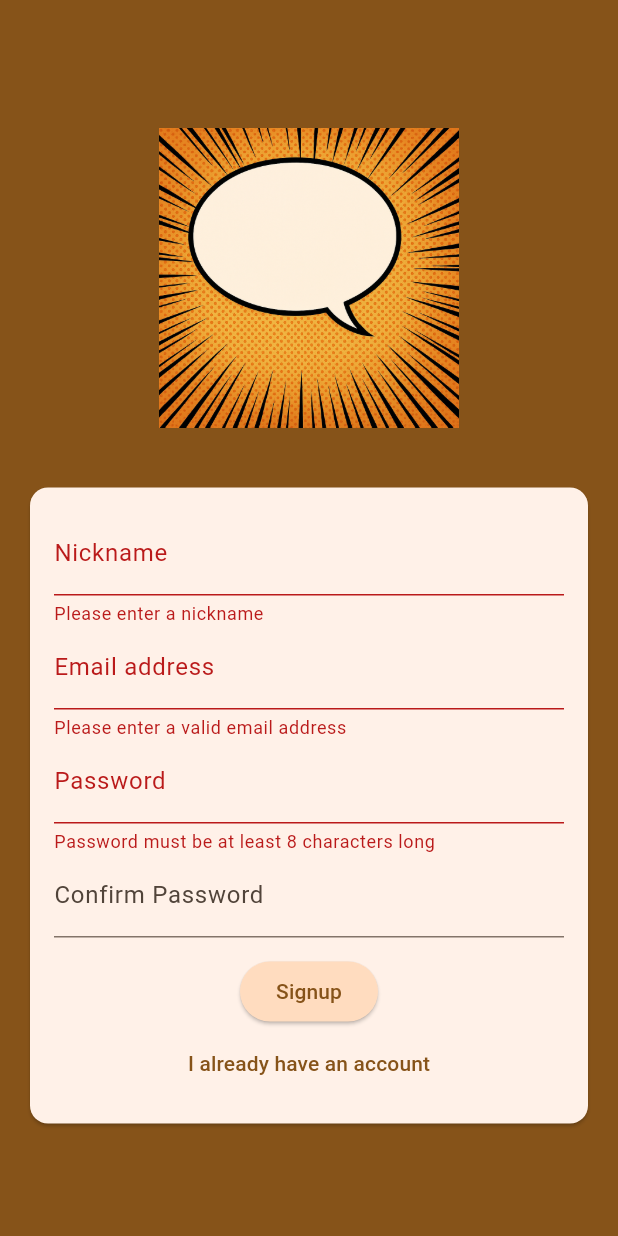
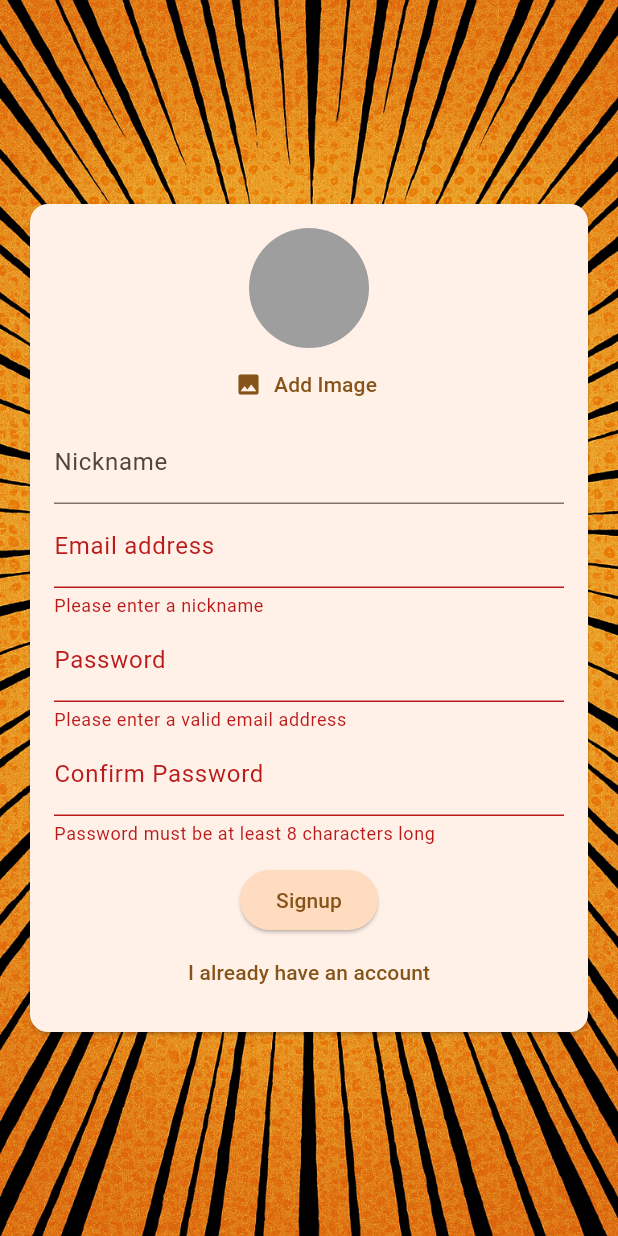
Before and after one commit to az01r/my-chat-app, a Flutter app: the screen it shows after launch, after a tap on "Login", after a tap on "Create an account", on a phone screen of 412 x 824 dp. Run offline on Flutter 3.47's test engine with Material 3 defaults, Android fonts, the phone set to English and light mode, and no system bars; our stand-ins replace flutter_dotenv, flutter_secure_storage, image_picker, jwt_decoder, rxdart.

Commit message:
Submit validation improved, starting profile image picker

```diff
--- a/lib/main.dart
+++ b/lib/main.dart
@@ -23,8 +23,8 @@ class App extends StatelessWidget {
             seedColor: const Color.fromARGB(255, 59, 43, 28)),
       ),
       home: StreamBuilder(
-        stream: kAuthService.authStateChanges,
-        initialData: kAuthService.currentState,
+        stream: authService.authStateChanges,
+        initialData: authService.currentState,
         builder: (ctx, snapshot) {
           if (snapshot.connectionState == ConnectionState.waiting) {
             return const SplashScreen();
--- a/lib/screens/auth.dart
+++ b/lib/screens/auth.dart
@@ -1,3 +1,6 @@
+import 'dart:io';
+
+import 'package:chat_app/widgets/user_image_picker.dart';
 import 'package:flutter/material.dart';
 import 'package:chat_app/services/auth_service.dart';
 
@@ -16,23 +19,36 @@ class _AuthScreenState extends State<AuthScreen> {
   var _enteredEmail = '';
   var _enteredPassword = '';
   var _enteredConfirmPassword = '';
+  File? _selectedImage;
 
   void _submit() async {
     final isValid = _form.currentState!.validate();
-    if (!isValid) return;
+
+    try {
+      if (!isValid) {
+        return;
+      }
+      if (!_isLogin) {
+        if (_enteredPassword != _enteredConfirmPassword) {
+          throw Exception('Passwords do not match.');
+        }
+        if (_selectedImage == null) {
+          throw Exception('Please, insert a profile image.');
+        }
+      }
 
       _form.currentState!.save();
 
-    try {
       if (_isLogin) {
-        await kAuthService.login(
+        await authService.login(
             email: _enteredEmail, password: _enteredPassword);
       } else {
-        await kAuthService.signup(
+        await authService.signup(
             nickname: _enteredNickname,
             email: _enteredEmail,
             password: _enteredPassword,
-            confirmPassword: _enteredConfirmPassword);
+            confirmPassword: _enteredConfirmPassword,
+            profileImage: _selectedImage!);
       }
     } catch (error) {
       if (mounted) {
@@ -50,22 +66,33 @@ class _AuthScreenState extends State<AuthScreen> {
   @override
   Widget build(BuildContext context) {
     return Scaffold(
-      backgroundColor: Theme.of(context).colorScheme.primary,
-      body: Center(
+      backgroundColor: Colors.transparent,
+      body: Stack(
+        children: [
+          Positioned.fill(
+            child: Image.asset(
+              'assets/images/chat.png',
+              fit: BoxFit.cover, // Fills the screen, might crop image
+              // Other BoxFit options:
+              // BoxFit.fill (stretches, might distort aspect ratio)
+              // BoxFit.contain (ensures whole image visible, might leave empty space)
+            ),
+          ),
+          Center(
             child: SingleChildScrollView(
               child: Column(
                 mainAxisAlignment: MainAxisAlignment.center,
                 children: [
-              Container(
-                margin: const EdgeInsets.only(
-                  top: 30,
-                  bottom: 20,
-                  left: 20,
-                  right: 20,
-                ),
-                width: 200,
-                child: Image.asset('assets/images/chat.png'),
-              ),
+                  // Container(
+                  //   margin: const EdgeInsets.only(
+                  //     top: 30,
+                  //     bottom: 20,
+                  //     left: 20,
+                  //     right: 20,
+                  //   ),
+                  //   width: 200,
+                  //   child: Image.asset('assets/images/chat.png'),
+                  // ),
                   Card(
                     margin: const EdgeInsets.all(20),
                     child: SingleChildScrollView(
@@ -76,6 +103,12 @@ class _AuthScreenState extends State<AuthScreen> {
                           child: Column(
                             mainAxisSize: MainAxisSize.min,
                             children: [
+                              if (!_isLogin)
+                                UserImagePicker(
+                                  onPickImage: (pickedImage) {
+                                    _selectedImage = pickedImage;
+                                  },
+                                ),
                               TextFormField(
                                 decoration: const InputDecoration(
                                   labelText: 'Nickname',
@@ -166,6 +199,8 @@ class _AuthScreenState extends State<AuthScreen> {
               ),
             ),
           ),
+        ],
+      ),
     );
   }
 }
--- a/lib/screens/chat.dart
+++ b/lib/screens/chat.dart
@@ -12,7 +12,7 @@ class ChatScreen extends StatelessWidget {
         actions: [
           IconButton(
             onPressed: () {
-              kAuthService.logout();
+              authService.logout();
             },
             icon: Icon(
               Icons.exit_to_app,
--- a/lib/services/auth_service.dart
+++ b/lib/services/auth_service.dart
@@ -1,5 +1,6 @@
 import 'dart:async';
 import 'dart:convert';
+import 'dart:io';
 
 import 'package:flutter_secure_storage/flutter_secure_storage.dart';
 import 'package:http/http.dart' as http;
@@ -7,7 +8,7 @@ import 'package:rxdart/rxdart.dart';
 import 'package:flutter_dotenv/flutter_dotenv.dart';
 import 'package:jwt_decoder/jwt_decoder.dart';
 
-final kAuthService = AuthService();
+final authService = AuthService();
 
 // Simple class to hold auth state (could be more complex)
 class AuthState {
@@ -21,8 +22,8 @@ class AuthState {
 
 class AuthService {
   // Use BehaviorSubject to replay the last state
-  final _authStateController =
-      BehaviorSubject<AuthState>.seeded(AuthState(userId: null, token: null)); // Start unauthenticated
+  final _authStateController = BehaviorSubject<AuthState>.seeded(
+      AuthState(userId: null, token: null)); // Start unauthenticated
   final _storage = const FlutterSecureStorage();
   final String _backendUrl =
       '${dotenv.env['BACKEND_URL']}:${dotenv.env['BACKEND_PORT']}';
@@ -58,19 +59,14 @@ class AuthService {
     }
   }
 
-  // --- API Methods ---
-
   Future<void> signup({
     required String nickname,
     required String email,
     required String password,
     required String confirmPassword,
+    required File profileImage,
   }) async {
     final url = Uri.parse('$_backendUrl/auth/signup');
-
-    if (confirmPassword != password) {
-      throw Exception('Passwords do not match');
-    }
 
     try {
       final response = await http
@@ -121,16 +117,19 @@ class AuthService {
   }
 
   // Common response handling logic
-  Future<void> _handleAuthResponse(http.Response response, {bool isSignup = false}) async {
+  Future<void> _handleAuthResponse(http.Response response,
+      {bool isSignup = false}) async {
     final responseBody = json.decode(response.body);
 
-    if ((isSignup && response.statusCode == 201) || (!isSignup && response.statusCode == 200)) {
+    if ((isSignup && response.statusCode == 201) ||
+        (!isSignup && response.statusCode == 200)) {
       print('${isSignup ? 'Signup' : 'Login'} successful');
 
       if (isSignup) {
         // If signup doesn't return a token, you might need to call login immediately after
         // Or adjust your backend signup to return a token directly
-        print( 'Signup successful. User ID: ${responseBody['userId']}. Please login.');
+        print(
+            'Signup successful. User ID: ${responseBody['userId']}. Please login.');
         // Optionally, trigger login here or guide user
         return; // Don't proceed to token handling if signup doesn't provide one
       }
@@ -186,5 +185,4 @@ class AuthService {
     }
     return token;
   }
-
 }
--- /dev/null
+++ b/lib/widgets/user_image_picker.dart
@@ -0,0 +1,57 @@
+import 'dart:io';
+
+import 'package:flutter/material.dart';
+import 'package:image_picker/image_picker.dart';
+
+class UserImagePicker extends StatefulWidget {
+  const UserImagePicker({super.key, required this.onPickImage});
+
+  final void Function(File pickedImage) onPickImage;
+
+  @override
+  State<UserImagePicker> createState() => _UserImagePickerState();
+}
+
+class _UserImagePickerState extends State<UserImagePicker> {
+  File? _pickedImageFile;
+
+  void _pickImage() async {
+    final pickedImage = await ImagePicker().pickImage(
+      source: ImageSource.camera,
+      imageQuality: 50,
+      maxWidth: 150,
+    );
+
+    if (pickedImage == null) {
+      return;
+    }
+
+    setState(() {
+      _pickedImageFile = File(pickedImage.path);
+    });
+
+    widget.onPickImage(_pickedImageFile!);
+  }
+
+  @override
+  Widget build(BuildContext context) {
+    return Column(
+      children: [
+        CircleAvatar(
+          radius: 40,
+          backgroundColor: Colors.grey,
+          foregroundImage:
+              _pickedImageFile != null ? FileImage(_pickedImageFile!) : null,
+        ),
+        TextButton.icon(
+          onPressed: _pickImage,
+          icon: const Icon(Icons.image),
+          label: Text(
+            'Add Image',
+            style: TextStyle(color: Theme.of(context).colorScheme.primary),
+          ),
+        ),
+      ],
+    );
+  }
+}
--- a/pubspec.yaml
+++ b/pubspec.yaml
@@ -40,6 +40,7 @@ dependencies:
   flutter_secure_storage: ^9.2.4
   jwt_decoder: ^2.0.1
   rxdart: ^0.28.0
+  image_picker: ^1.1.2
 
 dev_dependencies:
   flutter_test:
```
Also changed, not shown: assets/images/chat.png, pubspec.lock, 9 other files. Lines whose indentation alone changed are shown as unchanged.
